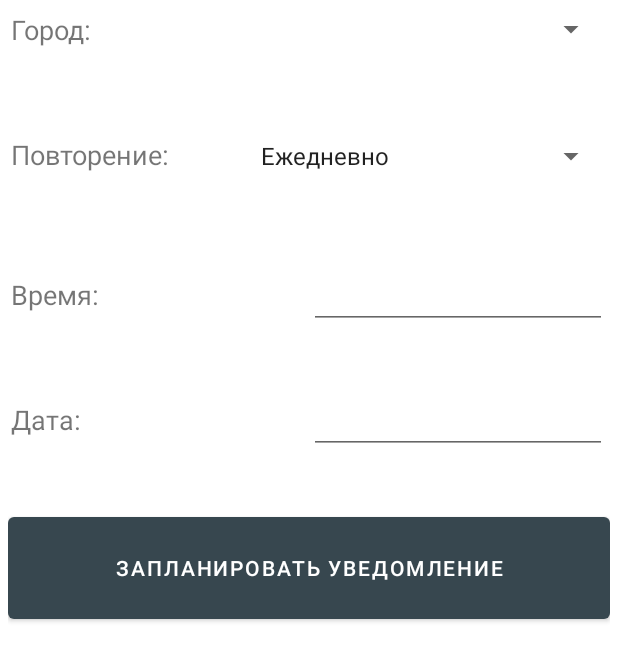
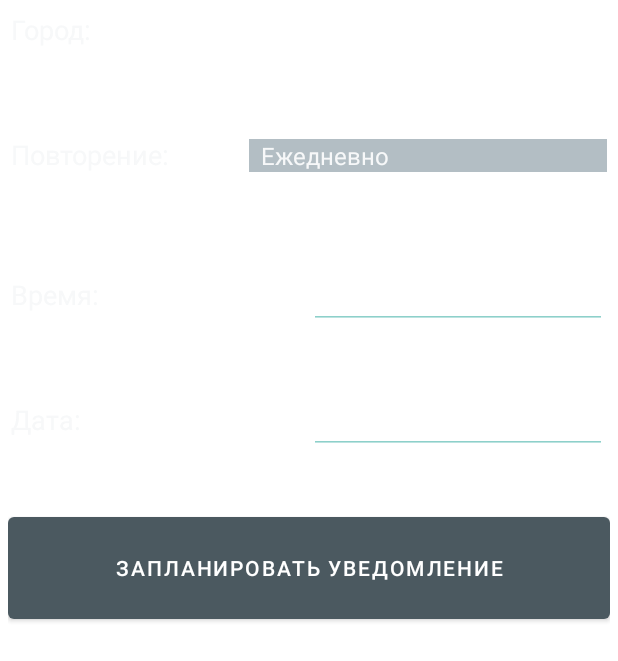
Before and after one commit to mrkiriss/Weather7, an Android app: the layout fragment_notifications.xml on its own in the app's theme, with its tools: preview values and no code run, on a phone screen of 412 x 824 dp. Shown: the top 661 px of the screen. Run offline under Robolectric (Android 15) with nearby library versions, the phone set to English and light mode, and no system bars.

Commit message:
Design. What is it really like

```diff
--- a/app/build.gradle
+++ b/app/build.gradle
@@ -56,5 +56,7 @@ dependencies {
     implementation 'com.google.android.material:material:1.3.0'
     implementation 'com.google.code.gson:gson:2.8.6'
     implementation 'com.google.dagger:dagger:2.31.2'
+    implementation 'com.github.ibrahimsn98:android-particles:2.0'
+
 
 }
--- a/app/src/main/java/com/example/weather7/view/cities/FragmentCities.java
+++ b/app/src/main/java/com/example/weather7/view/cities/FragmentCities.java
@@ -1,5 +1,6 @@
 package com.example.weather7.view.cities;
 
+import android.app.ActivityOptions;
 import android.content.Intent;
 import android.os.Bundle;
 import android.view.LayoutInflater;
@@ -89,7 +90,7 @@ public class FragmentCities extends Fragment{
                     case "rain":
                         intent.setClass(getContext(), RainMapActivity.class);
                 }
-                startActivity(intent);
+                startActivity(intent, ActivityOptions.makeSceneTransitionAnimation(getActivity()).toBundle());
             }
         });
         // подписываемся на обновление состояние загрузки городов
--- a/app/src/main/res/layout/fragment_notifications.xml
+++ b/app/src/main/res/layout/fragment_notifications.xml
@@ -13,6 +13,7 @@
         android:layout_width="match_parent"
         android:layout_height="match_parent"
         android:layout_margin="5dp"
+        android:alpha="0.9"
         android:orientation="vertical"
         android:weightSum="30"
         tools:context=".view.notifications.FragmentNotifications">
@@ -23,6 +24,7 @@
             android:layout_height="0dp"
             android:layout_margin="2dp"
             android:layout_weight="3"
+            android:alpha="0.5"
             android:orientation="horizontal"
             android:weightSum="5">
 
@@ -37,10 +39,12 @@
 
             <Spinner
                 android:id="@+id/cityName"
+                style="@android:style/Widget.DeviceDefault.Light.Spinner"
                 android:layout_width="0dp"
                 android:layout_height="wrap_content"
                 android:layout_gravity="right|top"
                 android:layout_weight="3"
+                android:background="@color/blu_gray_600"
                 app:selectedValue="@={ViewModel.selectedCity}" />
         </LinearLayout>
 
@@ -50,6 +54,7 @@
             android:layout_height="0dp"
             android:layout_margin="2dp"
             android:layout_weight="3"
+            android:alpha="0.5"
             android:orientation="horizontal"
             android:weightSum="5">
 
@@ -68,6 +73,7 @@
                 android:layout_height="wrap_content"
                 android:layout_gravity="right|top"
                 android:layout_weight="3"
+                android:background="@color/blu_gray_600"
                 android:entries="@array/repeatArray"
                 app:selectedValue="@={ViewModel.selectedRepeatMode}" />
         </LinearLayout>
@@ -78,6 +84,7 @@
             android:layout_height="0dp"
             android:layout_margin="2dp"
             android:layout_weight="3"
+            android:alpha="0.5"
             android:orientation="horizontal">
 
             <TextView
@@ -93,12 +100,13 @@
                 android:layout_width="0dp"
                 android:layout_height="wrap_content"
                 android:layout_weight="1"
+                android:backgroundTint="#009688"
                 android:ems="10"
                 android:focusable="auto"
                 android:focusableInTouchMode="false"
                 android:inputType="none"
-                android:text="@{ViewModel.selectedTimeContent}"
-                android:onClick="@{(view)->ViewModel.onPickerClick(view)}"/>
+                android:onClick="@{(view)->ViewModel.onPickerClick(view)}"
+                android:text="@{ViewModel.selectedTimeContent}" />
 
         </LinearLayout>
 
@@ -108,9 +116,10 @@
             android:layout_height="0dp"
             android:layout_margin="2dp"
             android:layout_weight="3"
+            android:alpha="0.5"
             android:orientation="horizontal"
-            android:weightSum="2"
-            android:visibility="@{!ViewModel.selectedRepeatMode.equals(ViewModel.REPEAT_MODE_CONCRETE_DATE)? View.GONE:View.VISIBLE}">
+            android:visibility="@{!ViewModel.selectedRepeatMode.equals(ViewModel.REPEAT_MODE_CONCRETE_DATE)? View.GONE:View.VISIBLE}"
+            android:weightSum="2">
 
             <TextView
                 android:id="@+id/textView16"
@@ -118,6 +127,7 @@
                 android:layout_height="wrap_content"
                 android:layout_weight="1"
                 android:text="@string/selectedDate"
+                android:textColor="@color/blu_gray_50"
                 android:textSize="18sp" />
 
             <EditText
@@ -125,12 +135,13 @@
                 android:layout_width="0dp"
                 android:layout_height="wrap_content"
                 android:layout_weight="1"
+                android:backgroundTint="#009688"
                 android:ems="10"
                 android:focusable="auto"
                 android:focusableInTouchMode="false"
                 android:inputType="none"
-                android:text="@{ViewModel.selectedDateContent}"
-                android:onClick="@{(view)->ViewModel.onPickerClick(view)}"/>
+                android:onClick="@{(view)->ViewModel.onPickerClick(view)}"
+                android:text="@{ViewModel.selectedDateContent}" />
         </LinearLayout>
 
         <Button
@@ -138,8 +149,8 @@
             android:layout_width="match_parent"
             android:layout_height="0dp"
             android:layout_weight="3"
-            android:text="@string/scheduleNotification"
-            android:onClick="@{()->ViewModel.onScheduleNotification()}"/>
+            android:onClick="@{()->ViewModel.onScheduleNotification()}"
+            android:text="@string/scheduleNotification" />
 
         <androidx.recyclerview.widget.RecyclerView
             android:id="@+id/notificationsRecycleView"
--- a/app/src/main/res/layout/item_day.xml
+++ b/app/src/main/res/layout/item_day.xml
@@ -14,6 +14,7 @@
         android:layout_height="wrap_content"
         android:layout_marginLeft="16dp"
         android:layout_marginTop="8dp"
+        android:layout_marginRight="8dp"
         android:layout_marginBottom="8dp"
         android:onClick="@{()->ViewModel.changeExpandable()}"
         android:paddingTop="8dp"
@@ -22,6 +23,7 @@
         <LinearLayout
             android:layout_width="match_parent"
             android:layout_height="match_parent"
+            android:background="@color/blu_gray_600"
             android:orientation="vertical">
 
             <LinearLayout
--- a/app/src/main/res/layout/item_notification.xml
+++ b/app/src/main/res/layout/item_notification.xml
@@ -25,6 +25,7 @@
             android:layout_width="match_parent"
             android:layout_height="70dp"
             android:orientation="horizontal"
+            android:background="@color/blu_gray_400"
             android:weightSum="8">
 
             <LinearLayout
@@ -58,7 +59,7 @@
                         android:layout_margin="2dp"
                         android:layout_weight="1"
                         android:text="@{ViewModel.repeatMode}"
-                        android:textColor="#A19B9B" />
+                        android:textColor="@color/black" />
 
                     <TextView
                         android:id="@+id/textView17"
@@ -67,7 +68,7 @@
                         android:layout_margin="2dp"
                         android:layout_weight="1"
                         android:text="@{ViewModel.cityName}"
-                        android:textColor="#A19B9B" />
+                        android:textColor="@color/black" />
                 </LinearLayout>
             </LinearLayout>
 
--- a/app/src/main/res/values/colors.xml
+++ b/app/src/main/res/values/colors.xml
@@ -7,6 +7,14 @@
     <color name="teal_700">#00796B</color>
     <color name="black">#000000</color>
     <color name="white">#FFFFFF</color>
+    <color name="light_green_100">#DCEDC8</color>
+    <color name="light_green_400">#9CCC65</color>
+    <color name="light_green_800">#76FF03</color>
+    <color name="blu_gray_50">#ECEFF1</color>
+    <color name="blu_gray_100">#CFD8DC</color>
+    <color name="blu_gray_200">#B0BEC5</color>
+    <color name="blu_gray_400">#78909C</color>
+    <color name="blu_gray_600">#546E7A</color>
     <color name="blu_gray_800">#37474F</color>
     <color name="orange_200">#FFCC80</color>
     <color name="orange_500">#FF9800</color>
--- a/app/src/main/res/values/strings.xml
+++ b/app/src/main/res/values/strings.xml
@@ -5,7 +5,7 @@
     <string name="title_cities">Города</string>
     <string name="title_notifications">Уведомления</string>
 
-    <string name="button_find">Поиск</string>
+    <string name="city_name_hint">Название города</string>
 
     <string name="wind_speed">Скорость ветра: </string>
     <string name="pressure">Давление: </string>
--- a/app/src/main/res/values/themes.xml
+++ b/app/src/main/res/values/themes.xml
@@ -6,5 +6,8 @@
         <item name="colorPrimaryDark">@color/black</item>
         <item name="colorAccent">@color/orange_200</item>
         <!-- Customize your theme here. -->
+        <item name="colorOnSurface">@color/blu_gray_600</item>
+        <item name="android:textColor">@color/blu_gray_50</item>
+        <item name="android:editTextColor">@color/light_green_800</item>
     </style>
 </resources>
```
Also changed, not shown: app/src/main/java/com/example/weather7/repository/cities/CityRepository.java (+8 -2 lines), app/src/main/java/com/example/weather7/view/MainActivity.java (+36 -16 lines), app/src/main/java/com/example/weather7/view/notifications/FragmentNotifications.java (+6 -1 lines), app/src/main/res/layout/fragment_cities.xml (+18 -8 lines), app/src/main/res/layout/item_city.xml (+11 -5 lines), app/src/main/res/layout/main_activity.xml (+16 -3 lines), app/src/main/res/layout/my_list_item.xml (added, +9 -0 lines).
